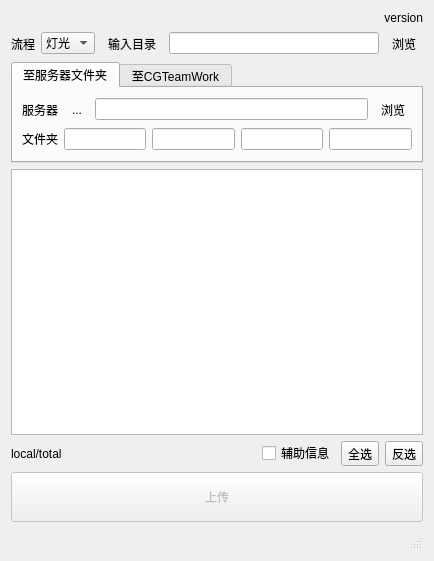
The window that cgtwq_uploader/window.ui (WuLiFang/uploader) describes before a commit, drawn with Qt 5.
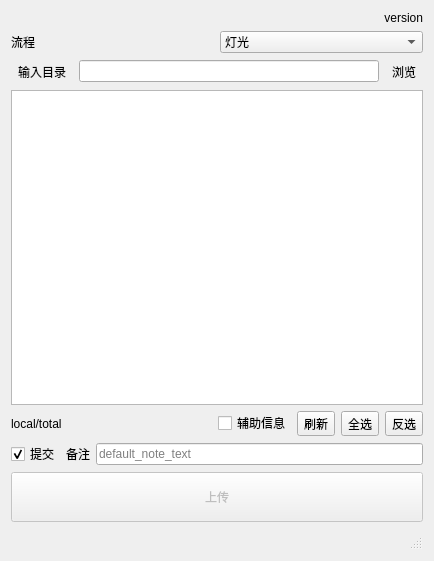
The same window after the commit. The open tabs and pages were chosen to show the change.

Diff of the .ui file:
```diff
--- a/cgtwq_uploader/window.ui
+++ b/cgtwq_uploader/window.ui
@@ -30,43 +30,43 @@
      </property>
     </widget>
    </item>
+   <item>
+    <layout class="QHBoxLayout" name="horizontalLayout_9">
+     <item>
+      <widget class="QLabel" name="label_5">
+       <property name="text">
+        <string>流程</string>
+       </property>
+      </widget>
+     </item>
+     <item>
+      <widget class="QComboBox" name="comboBoxPipeline">
+       <item>
+        <property name="text">
+         <string>灯光</string>
+        </property>
+       </item>
+       <item>
+        <property name="text">
+         <string>渲染</string>
+        </property>
+       </item>
+       <item>
+        <property name="text">
+         <string>合成</string>
+        </property>
+       </item>
+       <item>
+        <property name="text">
+         <string>输出</string>
+        </property>
+       </item>
+      </widget>
+     </item>
+    </layout>
+   </item>
    <item>
     <layout class="QHBoxLayout" name="horizontalLayout_5">
-     <item>
-      <layout class="QHBoxLayout" name="horizontalLayout_9">
-       <item>
-        <widget class="QLabel" name="label_5">
-         <property name="text">
-          <string>流程</string>
-         </property>
-        </widget>
-       </item>
-       <item>
-        <widget class="QComboBox" name="comboBoxPipeline">
-         <item>
-          <property name="text">
-           <string>灯光</string>
-          </property>
-         </item>
-         <item>
-          <property name="text">
-           <string>渲染</string>
-          </property>
-         </item>
-         <item>
-          <property name="text">
-           <string>合成</string>
-          </property>
-         </item>
-         <item>
-          <property name="text">
-           <string>输出</string>
-          </property>
-         </item>
-        </widget>
-       </item>
-      </layout>
-     </item>
      <item>
       <widget class="QToolButton" name="toolButtonOpenDir">
        <property name="text">
@@ -99,128 +99,6 @@
      </item>
     </layout>
    </item>
-   <item>
-    <widget class="QTabWidget" name="tabWidget">
-     <property name="sizePolicy">
-      <sizepolicy hsizetype="Expanding" vsizetype="Maximum">
-       <horstretch>0</horstretch>
-       <verstretch>0</verstretch>
-      </sizepolicy>
-     </property>
-     <property name="currentIndex">
-      <number>1</number>
-     </property>
-     <widget class="QWidget" name="tab_2">
-      <attribute name="title">
-       <string>至服务器文件夹</string>
-      </attribute>
-      <layout class="QVBoxLayout" name="verticalLayout_7">
-       <item>
-        <layout class="QHBoxLayout" name="horizontalLayout_3">
-         <item alignment="Qt::AlignLeft">
-          <widget class="QLabel" name="label_4">
-           <property name="text">
-            <string>服务器</string>
-           </property>
-          </widget>
-         </item>
-         <item>
-          <widget class="QToolButton" name="toolButtonOpenServer">
-           <property name="text">
-            <string>...</string>
-           </property>
-           <property name="autoRaise">
-            <bool>true</bool>
-           </property>
-          </widget>
-         </item>
-         <item>
-          <widget class="QLineEdit" name="serverEdit">
-           <property name="dragEnabled">
-            <bool>true</bool>
-           </property>
-          </widget>
-         </item>
-         <item>
-          <widget class="QToolButton" name="serverButton">
-           <property name="text">
-            <string>浏览</string>
-           </property>
-           <property name="autoRaise">
-            <bool>true</bool>
-           </property>
-          </widget>
-         </item>
-        </layout>
-       </item>
-       <item>
-        <layout class="QHBoxLayout" name="horizontalLayout_12">
-         <item>
-          <widget class="QLabel" name="label">
-           <property name="text">
-            <string>文件夹</string>
-           </property>
-          </widget>
-         </item>
-         <item>
-          <widget class="QLineEdit" name="projectEdit"/>
-         </item>
-         <item>
-          <widget class="QLineEdit" name="folderEdit"/>
-         </item>
-         <item>
-          <widget class="QLineEdit" name="epEdit"/>
-         </item>
-         <item>
-          <widget class="QLineEdit" name="scEdit"/>
-         </item>
-        </layout>
-       </item>
-      </layout>
-     </widget>
-     <widget class="QWidget" name="tab">
-      <attribute name="title">
-       <string>至CGTeamWork</string>
-      </attribute>
-      <layout class="QVBoxLayout" name="verticalLayout_6">
-       <item>
-        <widget class="QCheckBox" name="checkBoxSubmit">
-         <property name="enabled">
-          <bool>true</bool>
-         </property>
-         <property name="toolTip">
-          <string>上传时同时进行一次对应镜头的CGTeamWork提交</string>
-         </property>
-         <property name="text">
-          <string>提交</string>
-         </property>
-         <property name="checked">
-          <bool>true</bool>
-         </property>
-        </widget>
-       </item>
-       <item>
-        <layout class="QHBoxLayout" name="horizontalLayout">
-         <item>
-          <widget class="QLabel" name="label_2">
-           <property name="text">
-            <string>提交备注</string>
-           </property>
-          </widget>
-         </item>
-         <item>
-          <widget class="QLineEdit" name="lineEditNote">
-           <property name="placeholderText">
-            <string>default_note_text</string>
-           </property>
-          </widget>
-         </item>
-        </layout>
-       </item>
-      </layout>
-     </widget>
-    </widget>
-   </item>
    <item>
     <layout class="QVBoxLayout" name="verticalLayout_4">
      <item>
@@ -262,6 +140,13 @@
          </property>
         </widget>
        </item>
+       <item>
+        <widget class="QToolButton" name="toolButtonRefresh">
+         <property name="text">
+          <string>刷新</string>
+         </property>
+        </widget>
+       </item>
        <item>
         <widget class="QToolButton" name="toolButtonSelectAll">
          <property name="text">
@@ -280,6 +165,40 @@
      </item>
     </layout>
    </item>
+   <item>
+    <layout class="QHBoxLayout" name="horizontalLayout">
+     <item>
+      <widget class="QCheckBox" name="checkBoxSubmit">
+       <property name="enabled">
+        <bool>true</bool>
+       </property>
+       <property name="toolTip">
+        <string>上传时同时进行一次对应镜头的CGTeamWork提交</string>
+       </property>
+       <property name="text">
+        <string>提交</string>
+       </property>
+       <property name="checked">
+        <bool>true</bool>
+       </property>
+      </widget>
+     </item>
+     <item>
+      <widget class="QLabel" name="label_2">
+       <property name="text">
+        <string>备注</string>
+       </property>
+      </widget>
+     </item>
+     <item>
+      <widget class="QLineEdit" name="lineEditNote">
+       <property name="placeholderText">
+        <string>default_note_text</string>
+       </property>
+      </widget>
+     </item>
+    </layout>
+   </item>
    <item>
     <widget class="QPushButton" name="syncButton">
      <property name="enabled">
```
Left out of the diff: 113 changed lines with no effect on the pictures.
